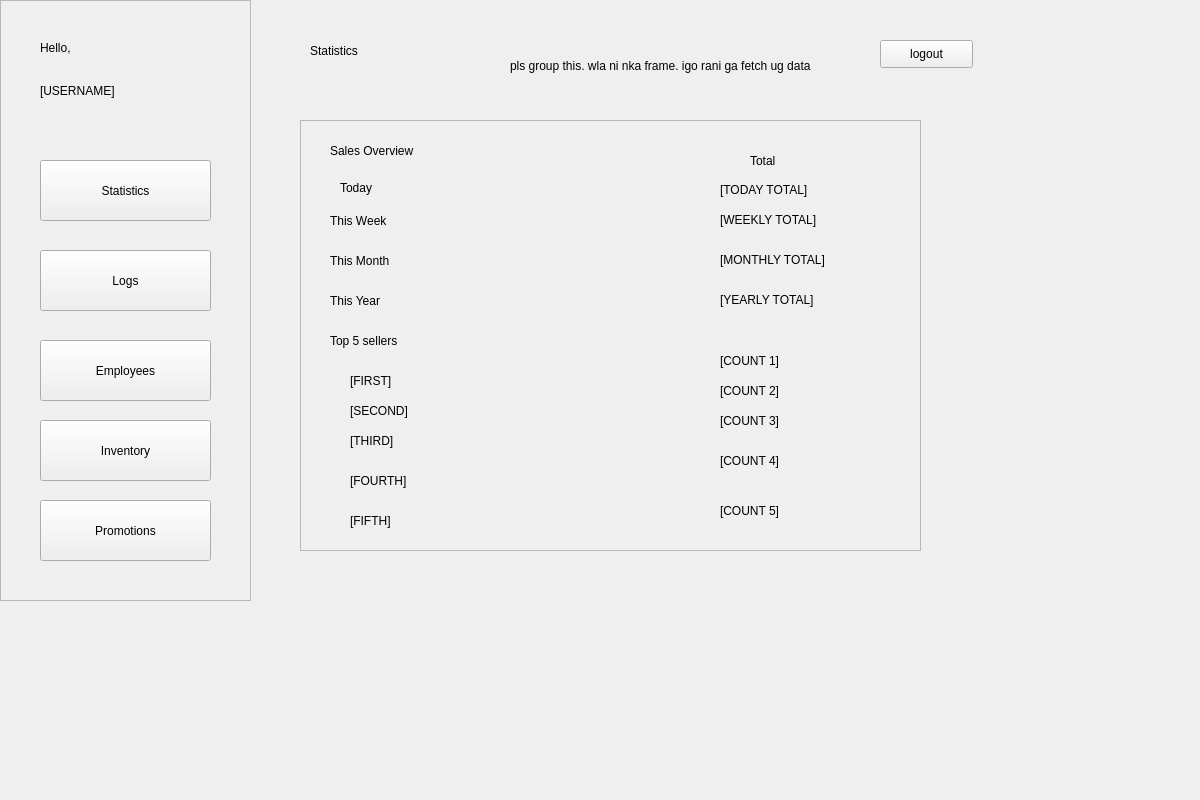
Before: the Qt Designer form POS/UI/statistics.ui in ReiZedlav/CSCC-21.1-Software-Engineering-1, drawn with Qt 5.
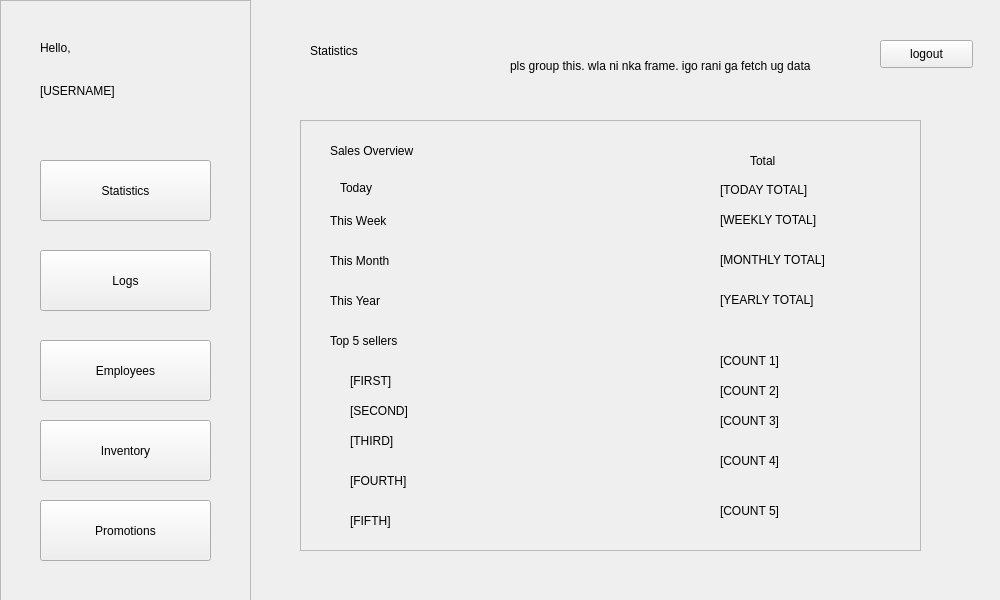
After: the same form once the commit is applied.

Diff of the .ui file:
```diff
--- a/POS/UI/statistics.ui
+++ b/POS/UI/statistics.ui
@@ -6,8 +6,8 @@
    <rect>
     <x>0</x>
     <y>0</y>
-    <width>1200</width>
-    <height>800</height>
+    <width>1000</width>
+    <height>600</height>
    </rect>
   </property>
   <property name="windowTitle">
```
Left out of the diff: 6 changed lines with no effect on the pictures.
